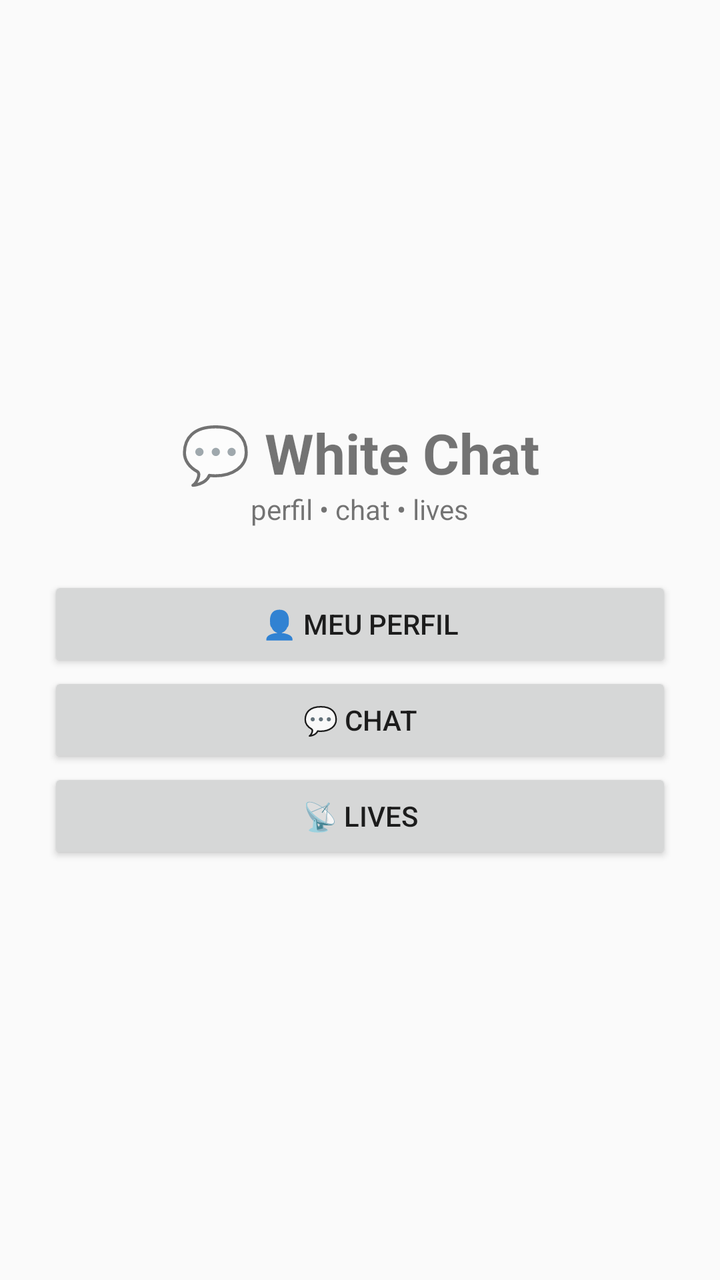
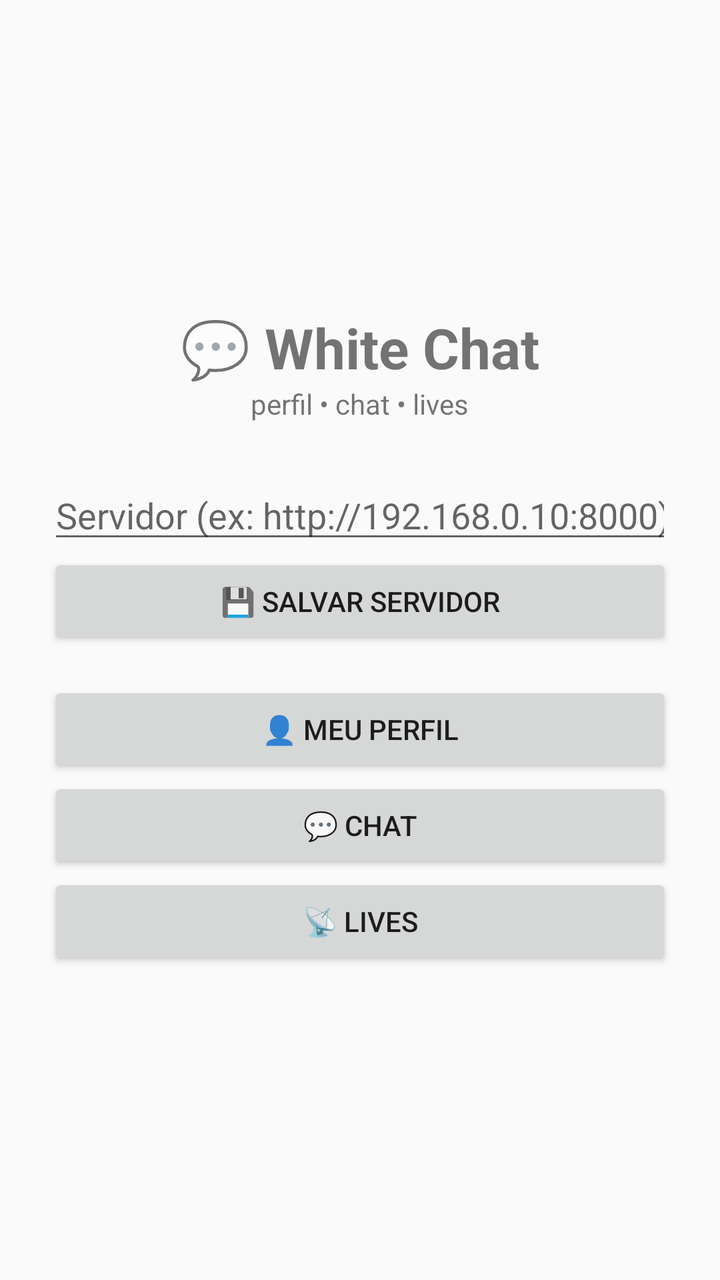

Before-and-after screenshots of an Android layout around one commit, followed by the original layout XML and the change that was made.
<!-- AndroidManifest.xml: application theme Theme.AppCompat.DayNight -->
<!-- res/layout/activity_main.xml -->
<?xml version="1.0" encoding="utf-8"?>
<LinearLayout xmlns:android="http://schemas.android.com/apk/res/android"
    android:layout_width="match_parent" android:layout_height="match_parent"
    android:orientation="vertical" android:gravity="center" android:padding="24dp">
    <TextView android:layout_width="wrap_content" android:layout_height="wrap_content"
        android:text="💬 White Chat" android:textSize="28sp" android:textStyle="bold" />
    <TextView android:layout_width="wrap_content" android:layout_height="wrap_content"
        android:text="perfil • chat • lives" android:textSize="14sp" android:layout_marginBottom="24dp" />
    <Button android:id="@+id/btn_perfil" android:text="👤 Meu Perfil"
        android:layout_width="match_parent" android:layout_height="wrap_content" />
    <Button android:id="@+id/btn_chat" android:text="💬 Chat"
        android:layout_width="match_parent" android:layout_height="wrap_content" />
    <Button android:id="@+id/btn_live" android:text="📡 Lives"
        android:layout_width="match_parent" android:layout_height="wrap_content" />
</LinearLayout>
<!-- resources referenced by this layout -->
<resources>

</resources>

<!-- the commit's change to res/layout/activity_main.xml (unified diff, before → after) -->
@@ -6,6 +6,11 @@
         android:text="💬 White Chat" android:textSize="28sp" android:textStyle="bold" />
     <TextView android:layout_width="wrap_content" android:layout_height="wrap_content"
         android:text="perfil • chat • lives" android:textSize="14sp" android:layout_marginBottom="24dp" />
+    <EditText android:id="@+id/edt_servidor" android:hint="Servidor (ex: http://192.168.0.10:8000)"
+        android:inputType="textUri" android:layout_width="match_parent" android:layout_height="wrap_content" />
+    <Button android:id="@+id/btn_salvar_servidor" android:text="💾 Salvar servidor"
+        android:layout_width="match_parent" android:layout_height="wrap_content"
+        android:layout_marginBottom="16dp" />
     <Button android:id="@+id/btn_perfil" android:text="👤 Meu Perfil"
         android:layout_width="match_parent" android:layout_height="wrap_content" />
     <Button android:id="@+id/btn_chat" android:text="💬 Chat"
